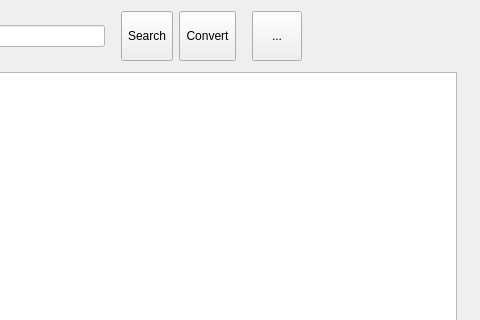
First picture: the form in mainwindow.ui, repository f-sc/FSeC_patch_QT-MAC-OS-VERSION-, before the edit; both pictures show x 136 to 616 and y 0 to 320 of the 906 by 548 pixel window.
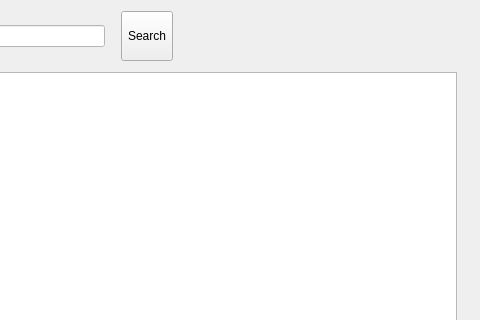
Second picture: the form after the edit. Icons and pictures are not drawn.

The edit to the form file:
```diff
--- a/mainwindow.ui
+++ b/mainwindow.ui
@@ -166,35 +166,6 @@
           </property>
          </widget>
         </item>
-        <item>
-         <widget class="QToolButton" name="tbConvert">
-          <property name="sizePolicy">
-           <sizepolicy hsizetype="Preferred" vsizetype="Preferred">
-            <horstretch>0</horstretch>
-            <verstretch>0</verstretch>
-           </sizepolicy>
-          </property>
-          <property name="minimumSize">
-           <size>
-            <width>50</width>
-            <height>50</height>
-           </size>
-          </property>
-          <property name="text">
-           <string>Convert</string>
-          </property>
-          <property name="icon">
-           <iconset>
-            <normaloff>:/new/prefix1/img/htb.png</normaloff>:/new/prefix1/img/htb.png</iconset>
-          </property>
-          <property name="iconSize">
-           <size>
-            <width>29</width>
-            <height>27</height>
-           </size>
-          </property>
-         </widget>
-        </item>
         <item>
          <spacer name="horizontalSpacer_4">
           <property name="orientation">
@@ -211,35 +182,6 @@
           </property>
          </spacer>
         </item>
-        <item>
-         <widget class="QToolButton" name="tbMore">
-          <property name="sizePolicy">
-           <sizepolicy hsizetype="Minimum" vsizetype="Preferred">
-            <horstretch>0</horstretch>
-            <verstretch>0</verstretch>
-           </sizepolicy>
-          </property>
-          <property name="minimumSize">
-           <size>
-            <width>50</width>
-            <height>50</height>
-           </size>
-          </property>
-          <property name="text">
-           <string>...</string>
-          </property>
-          <property name="icon">
-           <iconset>
-            <normaloff>:/new/prefix1/img/goto.bmp</normaloff>:/new/prefix1/img/goto.bmp</iconset>
-          </property>
-          <property name="iconSize">
-           <size>
-            <width>29</width>
-            <height>27</height>
-           </size>
-          </property>
-         </widget>
-        </item>
         <item>
          <spacer name="horizontalSpacer_3">
           <property name="orientation">
```
Left out of the diff: 5 changed lines with no effect on the pictures.
